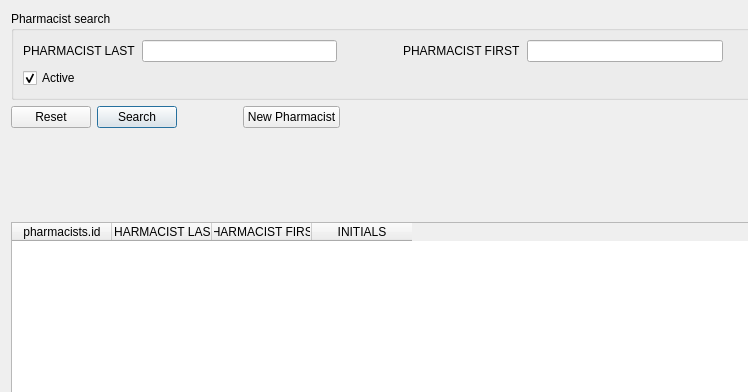
First picture: the form in src/pharmacistframe.ui, repository kyledevans/Medicine-Track, before the edit; both pictures show x 0 to 748 and y 0 to 392 of the 941 by 657 pixel window.
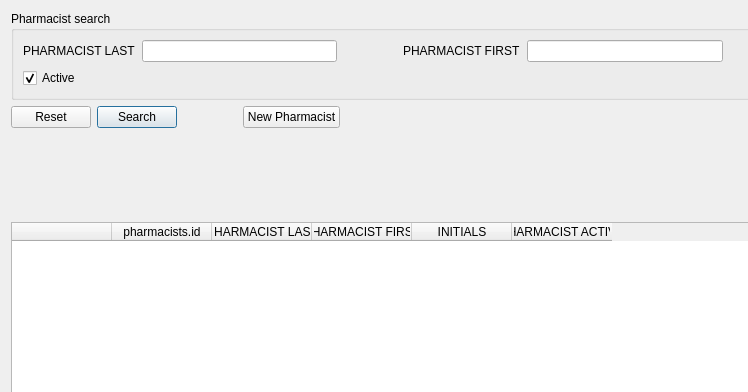
Second picture: the form after the edit. Custom widgets are drawn as their Qt base class.

```diff
--- a/src/pharmacistframe.ui
+++ b/src/pharmacistframe.ui
@@ -235,14 +235,19 @@
       <bool>true</bool>
      </property>
      <property name="columnCount">
-      <number>4</number>
+      <number>6</number>
      </property>
      <attribute name="horizontalHeaderHighlightSections">
       <bool>false</bool>
      </attribute>
-     <attribute name="horizontalHeaderMinimumSectionSize">
-      <number>100</number>
+     <attribute name="verticalHeaderVisible">
+      <bool>false</bool>
      </attribute>
+     <column>
+      <property name="text">
+       <string/>
+      </property>
+     </column>
      <column>
       <property name="text">
        <string>pharmacists.id</string>
@@ -272,6 +277,14 @@
        <string comment="INITIALS DISPLAY TOOLTIP">INITIALS</string>
       </property>
      </column>
+     <column>
+      <property name="text">
+       <string comment="PHARMACIST ACTIVE DISPLAY LABEL">PHARMACIST ACTIVE</string>
+      </property>
+      <property name="toolTip">
+       <string comment="PHARMACIST ACTIVE DISPLAY TOOLTIP">PHARMACIST ACTIVE</string>
+      </property>
+     </column>
     </widget>
    </item>
   </layout>
@@ -308,6 +321,13 @@
    </property>
   </action>
  </widget>
+ <customwidgets>
+  <customwidget>
+   <class>DisplayTable</class>
+   <extends>QTableWidget</extends>
+   <header>displaytable.h</header>
+  </customwidget>
+ </customwidgets>
  <tabstops>
   <tabstop>lastField</tabstop>
   <tabstop>firstField</tabstop>
```
Left out of the diff: 2 changed lines with no effect on the pictures.
